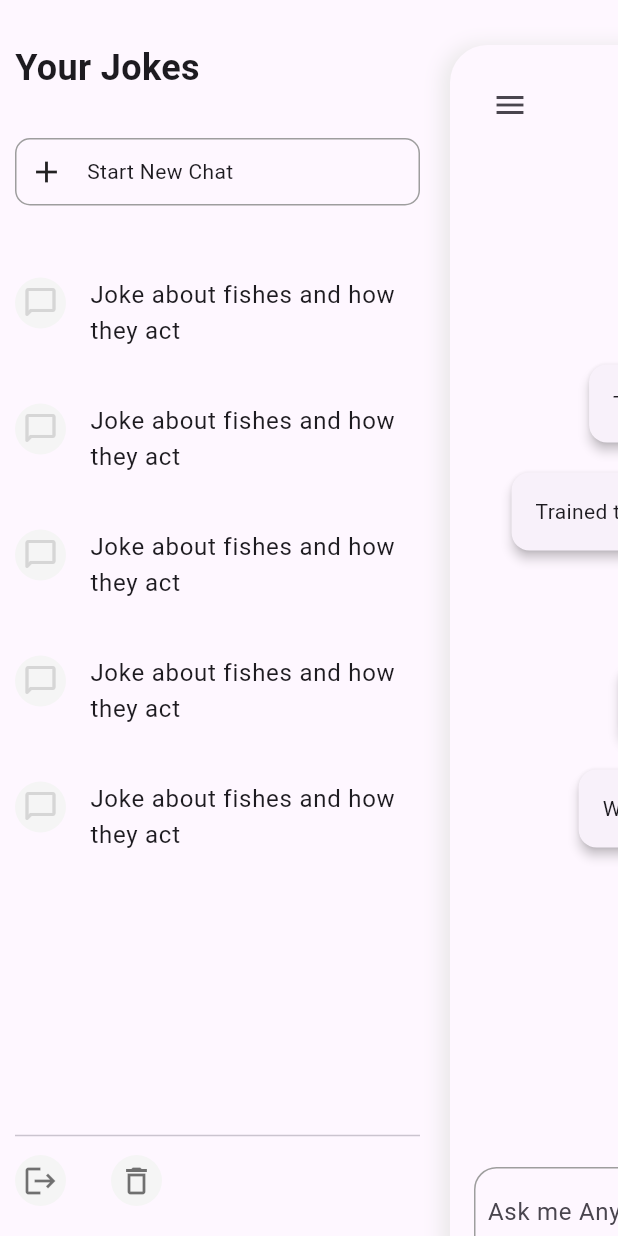
After one commit to AdahGodwin/joke-ai-app, a Flutter app: the screen it shows after launch, after a tap on the "menu" icon, on a phone screen of 412 x 824 dp. The commit adds this screen. Run offline on Flutter 3.47's test engine with Material 3 defaults, Android fonts, the phone set to English and light mode, and no system bars.

Commit message:
Added chat and chatlist screen

```diff
--- a/lib/main.dart
+++ b/lib/main.dart
@@ -1,5 +1,5 @@
 import 'package:flutter/material.dart';
-import 'package:jokes_ai_app/screens/home_screen.dart';
+import 'package:jokes_ai_app/screens/menu/nav_screen.dart';
 
 void main() {
   runApp(const MyApp());
@@ -8,15 +8,17 @@ void main() {
 class MyApp extends StatelessWidget {
   const MyApp({super.key});
 
+  // This widget is the root of your application.
   @override
   Widget build(BuildContext context) {
     return MaterialApp(
-      title: 'Jokes AI',
+      debugShowCheckedModeBanner: false,
+      title: 'Flutter Demo',
       theme: ThemeData(
         colorScheme: ColorScheme.fromSeed(seedColor: Colors.deepPurple),
         useMaterial3: true,
       ),
-      home: const HomeScreen(),
+      home: const NavScreen(),
     );
   }
 }
--- /dev/null
+++ b/lib/screens/chat_screen/chat_screen.dart
@@ -0,0 +1,76 @@
+import 'package:flutter/material.dart';
+import 'package:jokes_ai_app/screens/chat_screen/widgets/welcome_template.dart';
+
+class ChatScreen extends StatelessWidget {
+  const ChatScreen(
+      {super.key,
+      required this.openDrawer,
+      required this.closeDrawer,
+      required this.isDrawerOpen});
+  final VoidCallback openDrawer;
+  final VoidCallback closeDrawer;
+  final bool isDrawerOpen;
+  @override
+  Widget build(BuildContext context) {
+    return Scaffold(
+      body: SafeArea(
+        child: Padding(
+          padding: const EdgeInsets.all(16.0),
+          child: Column(children: [
+            Row(
+              mainAxisAlignment: MainAxisAlignment.spaceBetween,
+              children: [
+                IconButton(
+                  icon: const Icon(Icons.menu),
+                  onPressed: isDrawerOpen ? closeDrawer : openDrawer,
+                ),
+                const Text(
+                  "Logo",
+                  style: TextStyle(fontSize: 16),
+                ),
+                const SizedBox(
+                  width: 10,
+                ),
+              ],
+            ),
+            const WelcomeTemplate(),
+            const Spacer(),
+            Container(
+              height: 60,
+              padding: const EdgeInsets.all(8),
+              decoration: BoxDecoration(
+                borderRadius: BorderRadius.circular(15),
+                border: Border.all(
+                  color: Colors.grey,
+                  width: 1,
+                ),
+              ),
+              child: Row(
+                children: [
+                  const Expanded(
+                      child: TextField(
+                    decoration: InputDecoration.collapsed(
+                        hintText: "Ask me Anything here"),
+                  )),
+                  Container(
+                    decoration: BoxDecoration(
+                      borderRadius: BorderRadius.circular(10),
+                      color: Colors.blue,
+                    ),
+                    child: Center(
+                      child: IconButton(
+                        color: Colors.white,
+                        onPressed: () {},
+                        icon: const Icon(Icons.send),
+                      ),
+                    ),
+                  ),
+                ],
+              ),
+            ),
+          ]),
+        ),
+      ),
+    );
+  }
+}
--- /dev/null
+++ b/lib/screens/chat_screen/widgets/welcome_template.dart
@@ -0,0 +1,120 @@
+import 'package:flutter/material.dart';
+
+class WelcomeTemplate extends StatelessWidget {
+  const WelcomeTemplate({super.key});
+
+  @override
+  Widget build(BuildContext context) {
+    return Column(
+      children: [
+        Row(
+          mainAxisAlignment: MainAxisAlignment.center,
+          children: [
+            Container(
+              padding: const EdgeInsets.all(4),
+              child: const Text(
+                "JOKES",
+                style: TextStyle(
+                  fontSize: 40,
+                  fontWeight: FontWeight.bold,
+                ),
+              ),
+            ),
+            Container(
+              width: 40,
+              height: 40,
+              padding: const EdgeInsets.all(4),
+              color: Colors.blue,
+              child: const Center(
+                child: Text(
+                  "AI",
+                  style: TextStyle(
+                    fontSize: 25,
+                    fontWeight: FontWeight.bold,
+                    color: Colors.white,
+                  ),
+                ),
+              ),
+            ),
+          ],
+        ),
+        const SizedBox(
+          height: 50,
+        ),
+        const Row(
+          mainAxisAlignment: MainAxisAlignment.center,
+          children: [
+            Icon(
+              Icons.flash_on,
+              color: Colors.orange,
+            ),
+            Text(
+              "Capabilities",
+              style: TextStyle(fontSize: 16),
+            ),
+          ],
+        ),
+        const Card(
+          margin: EdgeInsets.all(10),
+          elevation: 3,
+          child: Padding(
+            padding: EdgeInsets.all(16),
+            child: Text(
+              "Tells Jokes on different topics",
+              textAlign: TextAlign.center,
+            ),
+          ),
+        ),
+        const Card(
+          margin: EdgeInsets.all(10),
+          elevation: 3,
+          child: Padding(
+            padding: EdgeInsets.all(16),
+            child: Text(
+              "Trained to tell Jokes and be a friendly chat bot",
+              textAlign: TextAlign.center,
+            ),
+          ),
+        ),
+        const SizedBox(
+          height: 30,
+        ),
+        const Row(
+          mainAxisAlignment: MainAxisAlignment.center,
+          children: [
+            Icon(
+              Icons.lightbulb_outline,
+              color: Colors.blue,
+            ),
+            Text(
+              "Suggestions",
+              style: TextStyle(fontSize: 16),
+            ),
+          ],
+        ),
+        const Card(
+          margin: EdgeInsets.all(10),
+          elevation: 3,
+          child: Padding(
+            padding: EdgeInsets.all(16),
+            child: Text(
+              "Tell A Joke about fishes",
+              textAlign: TextAlign.center,
+            ),
+          ),
+        ),
+        const Card(
+          margin: EdgeInsets.all(10),
+          elevation: 3,
+          child: Padding(
+            padding: EdgeInsets.all(16),
+            child: Text(
+              "Write a Joke about ShakeSpeare",
+              textAlign: TextAlign.center,
+            ),
+          ),
+        ),
+      ],
+    );
+  }
+}
--- /dev/null
+++ b/lib/screens/menu/chat_list_screen.dart
@@ -0,0 +1,110 @@
+import 'package:flutter/material.dart';
+
+class ChatListScreen extends StatelessWidget {
+  const ChatListScreen({super.key});
+
+  @override
+  Widget build(BuildContext context) {
+    return Scaffold(
+      body: SafeArea(
+        child: SizedBox(
+          width: 280,
+          child: Padding(
+            padding: const EdgeInsets.only(top: 28.0, left: 10, bottom: 20),
+            child: Column(
+              crossAxisAlignment: CrossAxisAlignment.start,
+              children: [
+                const Text(
+                  "Your Jokes",
+                  style: TextStyle(fontSize: 24, fontWeight: FontWeight.bold),
+                ),
+                const SizedBox(
+                  height: 30,
+                ),
+                Container(
+                  height: 45,
+                  padding: const EdgeInsets.all(8),
+                  decoration: BoxDecoration(
+                    border: Border.all(
+                      color: Colors.grey,
+                      width: 1,
+                    ),
+                    borderRadius: BorderRadius.circular(10),
+                  ),
+                  child: const Row(
+                    children: [
+                      Icon(Icons.add),
+                      SizedBox(
+                        width: 15,
+                      ),
+                      Text("Start New Chat"),
+                    ],
+                  ),
+                ),
+                const SizedBox(
+                  height: 30,
+                ),
+                SizedBox(
+                  height: MediaQuery.of(context).size.height * 0.6,
+                  child: ListView.builder(
+                    itemCount: 5,
+                    itemBuilder: (context, index) => ListTile(
+                      titleAlignment: ListTileTitleAlignment.top,
+                      contentPadding: const EdgeInsets.symmetric(
+                          horizontal: 0, vertical: 10),
+                      leading: CircleAvatar(
+                        radius: 17,
+                        backgroundColor: Colors.grey[100],
+                        child: Icon(
+                          Icons.chat_bubble_outline_rounded,
+                          color: Colors.grey[350],
+                        ),
+                      ),
+                      title: const Text("Joke about fishes and how they act"),
+                    ),
+                  ),
+                ),
+                const Spacer(),
+                const Divider(),
+                const SizedBox(
+                  height: 5,
+                ),
+                Row(
+                  children: [
+                    CircleAvatar(
+                      radius: 17,
+                      backgroundColor: Colors.grey[100],
+                      child: const Icon(
+                        Icons.logout,
+                        color: Colors.black54,
+                      ),
+                    ),
+                    const SizedBox(
+                      width: 30,
+                    ),
+                    CircleAvatar(
+                      radius: 17,
+                      backgroundColor: Colors.grey[100],
+                      child: const Icon(
+                        Icons.delete_outline,
+                        color: Colors.black54,
+                      ),
+                    ),
+                    // CircleAvatar(
+                    //   radius: 17,
+                    //   backgroundColor: Colors.grey[300],
+                    //   child: const Icon(
+                    //     Icons.chat_bubble_outline_rounded,
+                    //     color: Colors.white,
+                    //   ),
+                    // ),
+                  ],
+                ),
+              ],
+            ),
+          ),
+        ),
+      ),
+    );
+  }
+}
--- /dev/null
+++ b/lib/screens/menu/configurations.dart
@@ -0,0 +1,27 @@
+import 'package:flutter/material.dart';
+
+class DrawerItem {
+  final IconData icon;
+  final String title;
+
+  const DrawerItem({
+    required this.icon,
+    required this.title,
+  });
+}
+
+class DrawerItems {
+  static const home = DrawerItem(icon: Icons.home_filled, title: "Home");
+  static const sendlunch = DrawerItem(title: 'Send Lunch', icon: Icons.send);
+  static const withdrawlunch =
+      DrawerItem(icon: Icons.receipt, title: "Withdraw Lunch");
+  static const logout =
+      DrawerItem(icon: Icons.power_settings_new_sharp, title: "Logout");
+
+  static final List<DrawerItem> all = [
+    home,
+    sendlunch,
+    withdrawlunch,
+    logout,
+  ];
+}
--- /dev/null
+++ b/lib/screens/menu/current_screen.dart
@@ -0,0 +1,54 @@
+import 'package:flutter/material.dart';
+import 'package:jokes_ai_app/screens/chat_screen/chat_screen.dart';
+
+class CurrentScreen extends StatelessWidget {
+  const CurrentScreen({
+    required this.isDrawerOpen,
+    required this.xOffset,
+    required this.yOffset,
+    required this.scaleFactor,
+    super.key,
+    required this.closeDrawer,
+    required this.openDrawer,
+  });
+
+  final bool isDrawerOpen;
+  final VoidCallback openDrawer;
+  final VoidCallback closeDrawer;
+  final double xOffset;
+  final double yOffset;
+  final double scaleFactor;
+
+  @override
+  Widget build(BuildContext context) {
+    return GestureDetector(
+      onTap: closeDrawer,
+      child: AnimatedContainer(
+        transform: Matrix4.translationValues(xOffset, yOffset, 0)
+          ..scale(scaleFactor),
+        duration: const Duration(milliseconds: 250),
+        curve: Curves.easeIn,
+        decoration: BoxDecoration(
+          boxShadow: const [
+            BoxShadow(
+              color: Color.fromARGB(239, 233, 232, 232),
+              blurRadius: 10,
+              offset: Offset(-5, 0), // Shadow position
+            ),
+          ],
+          borderRadius: BorderRadius.circular(25),
+        ),
+        child: AbsorbPointer(
+          absorbing: isDrawerOpen,
+          child: ClipRRect(
+              borderRadius: BorderRadius.circular(isDrawerOpen ? 25 : 0),
+              child: ChatScreen(
+                openDrawer: openDrawer,
+                closeDrawer: closeDrawer,
+                isDrawerOpen: isDrawerOpen,
+              )),
+        ),
+      ),
+    );
+  }
+}
--- /dev/null
+++ b/lib/screens/menu/nav_screen.dart
@@ -0,0 +1,65 @@
+import 'package:flutter/material.dart';
+import 'package:jokes_ai_app/screens/menu/chat_list_screen.dart';
+import 'package:jokes_ai_app/screens/menu/current_screen.dart';
+
+class NavScreen extends StatefulWidget {
+  const NavScreen({super.key});
+
+  @override
+  State<NavScreen> createState() => _NavScreenState();
+}
+
+class _NavScreenState extends State<NavScreen> {
+  double xOffset = 0;
+  double yOffset = 0;
+  double scaleFactor = 1;
+  bool isDrawerOpen = false;
+
+  void openDrawer() {
+    FocusScopeNode currentFocus = FocusScope.of(context);
+
+    if (!currentFocus.hasPrimaryFocus) {
+      currentFocus.unfocus();
+      Future.delayed(const Duration(milliseconds: 180), () {
+        setState(() {
+          xOffset = 300;
+          yOffset = 30;
+          isDrawerOpen = true;
+        });
+      });
+    } else {
+      setState(() {
+        xOffset = 300;
+        yOffset = 30;
+        isDrawerOpen = true;
+      });
+    }
+  }
+
+  void closeDrawer() {
+    setState(() {
+      xOffset = 0;
+      yOffset = 0;
+      scaleFactor = 1;
+      isDrawerOpen = false;
+    });
+  }
+
+  @override
+  Widget build(BuildContext context) {
+    return Scaffold(
+      body: Stack(
+        children: [
+          const ChatListScreen(),
+          CurrentScreen(
+              isDrawerOpen: isDrawerOpen,
+              xOffset: xOffset,
+              yOffset: yOffset,
+              scaleFactor: scaleFactor,
+              closeDrawer: closeDrawer,
+              openDrawer: openDrawer),
+        ],
+      ),
+    );
+  }
+}
```
